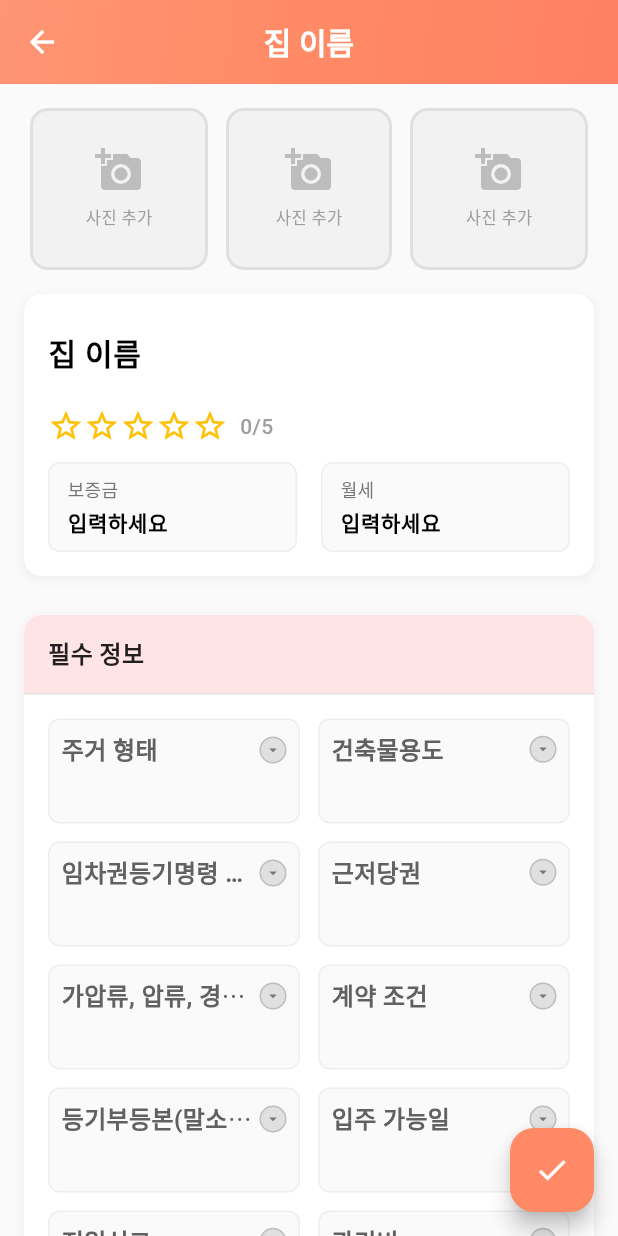
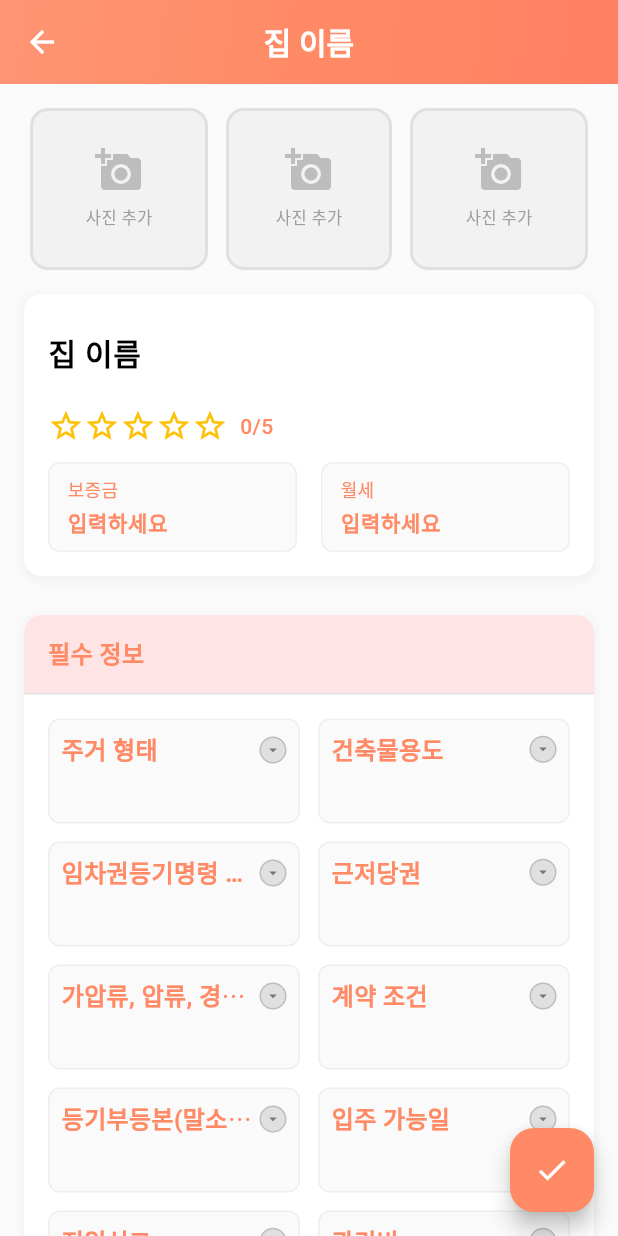
Before and after one commit to ruby400/house_note, a Flutter app: the CardDetailScreen screen opened directly with empty values, after a tap on the "edit" icon, on a phone screen of 412 x 824 dp. Run offline on Flutter 3.47's test engine with Material 3 defaults, Android fonts, the phone set to English and light mode, and no system bars; our stand-ins replace cloud_firestore, firebase_auth, firebase_core, flutter_riverpod, go_router, google_sign_in and 6 more; missing offline and left inert: gal; accounts and stored records are empty.

Commit message:
카드 상세페이지 항목 제목을 주황색으로 변경
- 모든 필드 레이블을 주황색(#FF8A65)으로 변경
- 섹션 헤더도 동일한 주황색으로 통일
- 요약 항목 레이블도 주황색으로 변경
- 입력된 내용과 항목명 구분이 명확해짐

🤖 Generated with [Claude Code](https://claude.ai/code)

Co-Authored-By: Claude <noreply@anthropic.com>

```diff
--- a/lib/features/card_list/views/card_detail_screen.dart
+++ b/lib/features/card_list/views/card_detail_screen.dart
@@ -711,7 +711,7 @@ class _CardDetailScreenState extends ConsumerState<CardDetailScreen> {
                         '${int.tryParse(editedValues['rating'] ?? '') ?? propertyData!.rating}/5',
                         style: const TextStyle(
                           fontSize: 14,
-                          color: Colors.grey,
+                          color: Color(0xFFFF8A65),
                           fontWeight: FontWeight.w500,
                         ),
                       ),
@@ -1035,9 +1035,9 @@ class _CardDetailScreenState extends ConsumerState<CardDetailScreen> {
           children: [
             Text(
               label,
-              style: TextStyle(
+              style: const TextStyle(
                 fontSize: 12,
-                color: Colors.grey[600],
+                color: Color(0xFFFF8A65),
                 fontWeight: FontWeight.w500,
               ),
             ),
@@ -1057,6 +1057,7 @@ class _CardDetailScreenState extends ConsumerState<CardDetailScreen> {
                       isDense: true,
                       contentPadding: EdgeInsets.zero,
                       hintText: '입력하세요',
+                      hintStyle: TextStyle(color: Color(0xFFFF8A65)),
                     ),
                     onChanged: (newValue) {
                       editedValues[key] = newValue;
@@ -1113,7 +1114,7 @@ class _CardDetailScreenState extends ConsumerState<CardDetailScreen> {
               style: const TextStyle(
                 fontSize: 16,
                 fontWeight: FontWeight.bold,
-                color: Colors.black87,
+                color: Color(0xFFFF8A65),
               ),
             ),
           ),
@@ -1179,9 +1180,9 @@ class _CardDetailScreenState extends ConsumerState<CardDetailScreen> {
               Expanded(
                 child: Text(
                   label,
-                  style: TextStyle(
+                  style: const TextStyle(
                     fontSize: 16,
-                    color: Colors.grey[700],
+                    color: Color(0xFFFF8A65),
                     fontWeight: FontWeight.w600,
                   ),
                   maxLines: 1,
@@ -1656,6 +1657,7 @@ class _CardDetailScreenState extends ConsumerState<CardDetailScreen> {
         decoration: const InputDecoration(
           border: InputBorder.none,
           hintText: '입력하세요',
+          hintStyle: TextStyle(color: Color(0xFFFF8A65)),
           isDense: true,
           contentPadding: EdgeInsets.zero,
         ),
```
